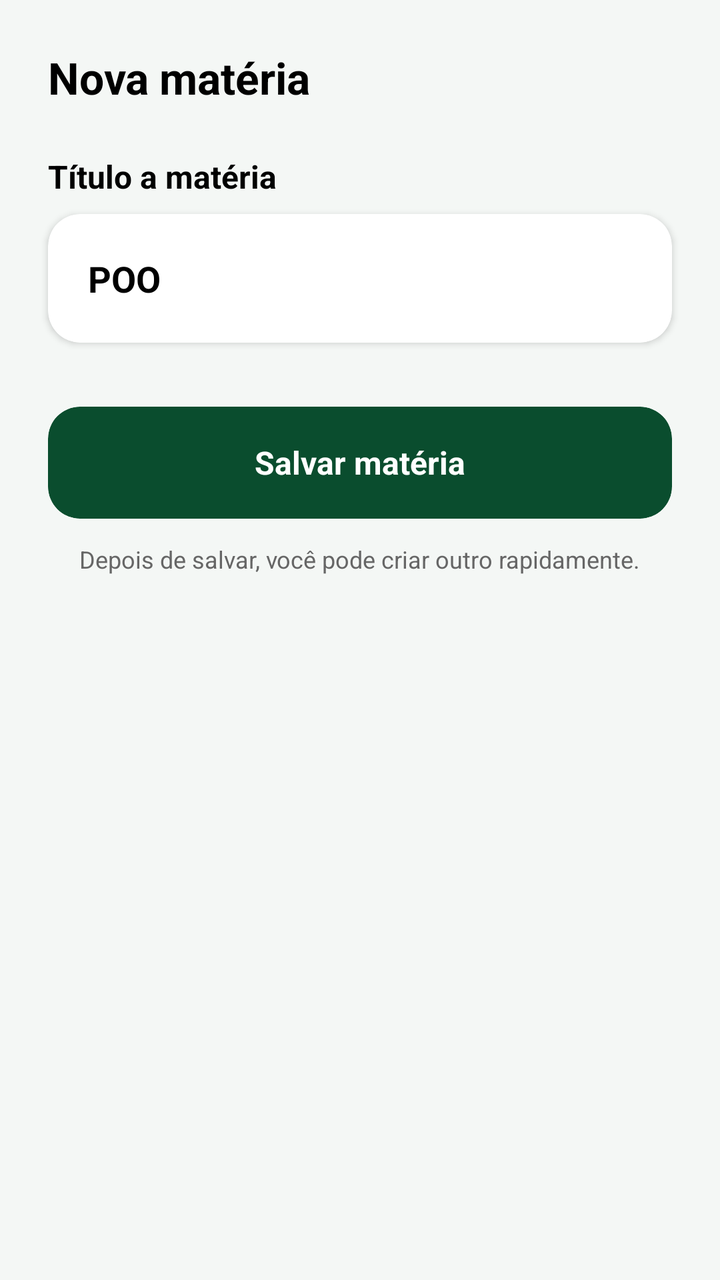
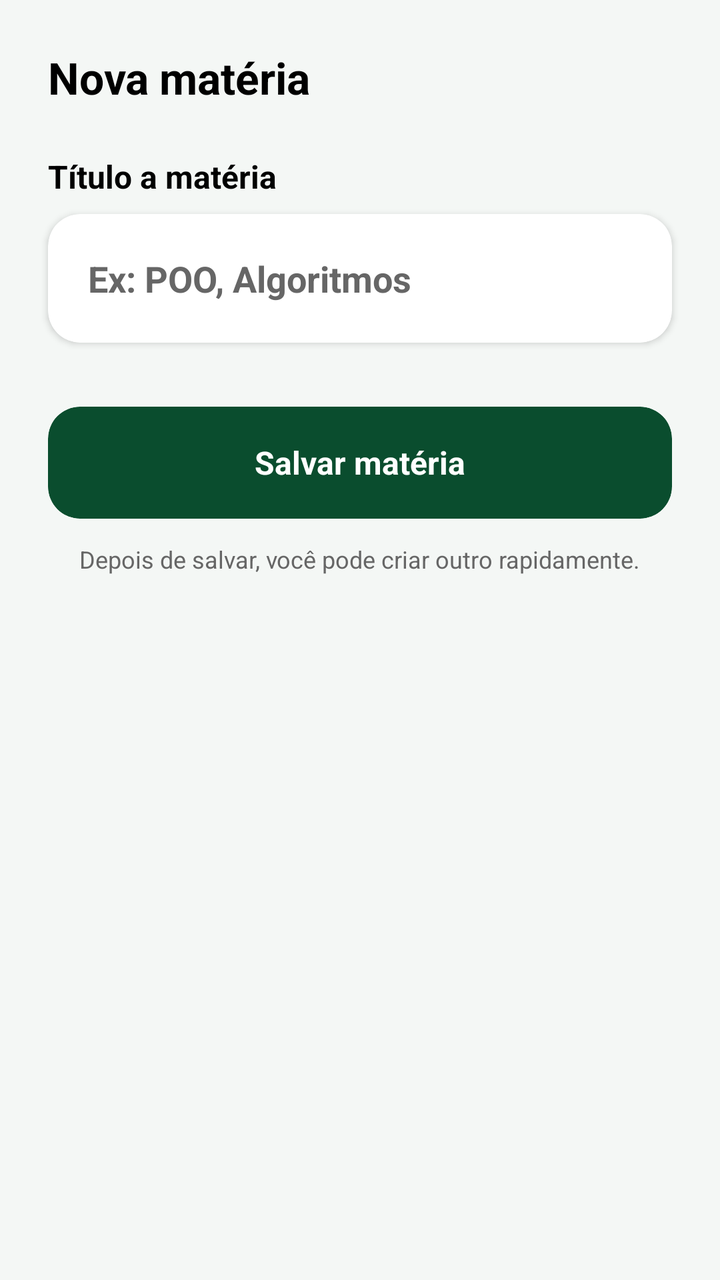

Screens rendered from an Android XML layout before and after an edit, with the pre-edit source and the edit as a unified diff.
<!-- AndroidManifest.xml: application theme Theme.IFlashcards -->
<!-- res/layout/activity_criar_materia.xml -->
<?xml version="1.0" encoding="utf-8"?>
<androidx.constraintlayout.widget.ConstraintLayout xmlns:android="http://schemas.android.com/apk/res/android"
    xmlns:app="http://schemas.android.com/apk/res-auto"
    xmlns:tools="http://schemas.android.com/tools"
    android:id="@+id/main"
    android:layout_width="match_parent"
    android:layout_height="match_parent"
    android:background="@color/background_light"
    tools:context=".CriarMateria">

    <ScrollView
        android:layout_width="0dp"
        android:layout_height="0dp"
        android:fillViewport="true"
        app:layout_constraintBottom_toBottomOf="parent"
        app:layout_constraintEnd_toEndOf="parent"
        app:layout_constraintStart_toStartOf="parent"
        app:layout_constraintTop_toTopOf="parent">

        <androidx.constraintlayout.widget.ConstraintLayout
            android:layout_width="match_parent"
            android:layout_height="wrap_content"
            android:paddingBottom="32dp">

            
            <TextView
                android:id="@+id/txtTituloTela"
                android:layout_width="wrap_content"
                android:layout_height="wrap_content"
                android:layout_marginStart="24dp"
                android:layout_marginTop="24dp"
                android:text="Nova matéria"
                android:textColor="@color/black"
                android:textSize="22sp"
                android:textStyle="bold"
                app:layout_constraintStart_toStartOf="parent"
                app:layout_constraintTop_toTopOf="parent" />

            
            <TextView
                android:id="@+id/txtLabelTituloMateria"
                android:layout_width="wrap_content"
                android:layout_height="wrap_content"
                android:layout_marginStart="24dp"
                android:layout_marginTop="24dp"
                android:text="Título a matéria"
                android:textColor="@color/black"
                android:textSize="16sp"
                android:textStyle="bold"
                app:layout_constraintStart_toStartOf="parent"
                app:layout_constraintTop_toBottomOf="@id/txtTituloTela" />

            
            <androidx.cardview.widget.CardView
                android:id="@+id/cardCampoMateria"
                android:layout_width="0dp"
                android:layout_height="wrap_content"
                android:layout_marginStart="24dp"
                android:layout_marginTop="8dp"
                android:layout_marginEnd="24dp"
                app:cardBackgroundColor="@color/white"
                app:cardCornerRadius="16dp"
                app:cardElevation="2dp"
                app:layout_constraintEnd_toEndOf="parent"
                app:layout_constraintStart_toStartOf="parent"
                app:layout_constraintTop_toBottomOf="@id/txtLabelTituloMateria">

                <LinearLayout
                    android:layout_width="match_parent"
                    android:layout_height="wrap_content"
                    android:orientation="vertical"
                    android:padding="20dp">

                    <TextView
                        android:layout_width="match_parent"
                        android:layout_height="wrap_content"
                        android:text="POO"
                        android:textColor="@color/black"
                        android:textSize="18sp"
                        android:textStyle="bold" />
                </LinearLayout>
            </androidx.cardview.widget.CardView>

            
            <androidx.cardview.widget.CardView
                android:id="@+id/cardSalvarMateria"
                android:layout_width="0dp"
                android:layout_height="56dp"
                android:layout_marginStart="24dp"
                android:layout_marginTop="32dp"
                android:layout_marginEnd="24dp"
                app:cardBackgroundColor="@color/primary_green"
                app:cardCornerRadius="16dp"
                app:cardElevation="0dp"
                app:layout_constraintEnd_toEndOf="parent"
                app:layout_constraintStart_toStartOf="parent"
                app:layout_constraintTop_toBottomOf="@id/cardCampoMateria">

                <LinearLayout
                    android:layout_width="match_parent"
                    android:layout_height="match_parent"
                    android:gravity="center"
                    android:orientation="horizontal">

                    <TextView
                        android:layout_width="wrap_content"
                        android:layout_height="wrap_content"
                        android:text="Salvar matéria"
                        android:textColor="@color/white"
                        android:textSize="16sp"
                        android:textStyle="bold" />
                </LinearLayout>
            </androidx.cardview.widget.CardView>

            
            <TextView
                android:layout_width="wrap_content"
                android:layout_height="wrap_content"
                android:layout_marginTop="12dp"
                android:text="Depois de salvar, você pode criar outro rapidamente."
                android:textColor="@color/text_muted"
                android:textSize="12sp"
                app:layout_constraintEnd_toEndOf="parent"
                app:layout_constraintStart_toStartOf="parent"
                app:layout_constraintTop_toBottomOf="@id/cardSalvarMateria" />

        </androidx.constraintlayout.widget.ConstraintLayout>
    </ScrollView>

</androidx.constraintlayout.widget.ConstraintLayout>
<!-- resources referenced by this layout -->
<resources>
  <color name="background_light">#F4F7F5</color>
  <color name="black">#FF000000</color>
  <color name="primary_green">#0A4D2E</color>
  <color name="text_muted">#666666</color>
  <color name="white">#FFFFFFFF</color>
  <style name="Theme.IFlashcards" parent="Base.Theme.IFlashcards" />
  <style name="Base.Theme.IFlashcards" parent="Theme.Material3.DayNight.NoActionBar">
          
          
      </style>
</resources>

<!-- the commit's change to res/layout/activity_criar_materia.xml (unified diff, before → after) -->
@@ -71,11 +71,15 @@
                     android:orientation="vertical"
                     android:padding="20dp">
 
-                    <TextView
+                    <EditText
+                        android:id="@+id/editTituloMateria"
                         android:layout_width="match_parent"
                         android:layout_height="wrap_content"
-                        android:text="POO"
+                        android:background="@null"
+                        android:hint="Ex: POO, Algoritmos"
+                        android:inputType="textCapWords"
                         android:textColor="@color/black"
+                        android:textColorHint="@color/text_muted"
                         android:textSize="18sp"
                         android:textStyle="bold" />
                 </LinearLayout>
